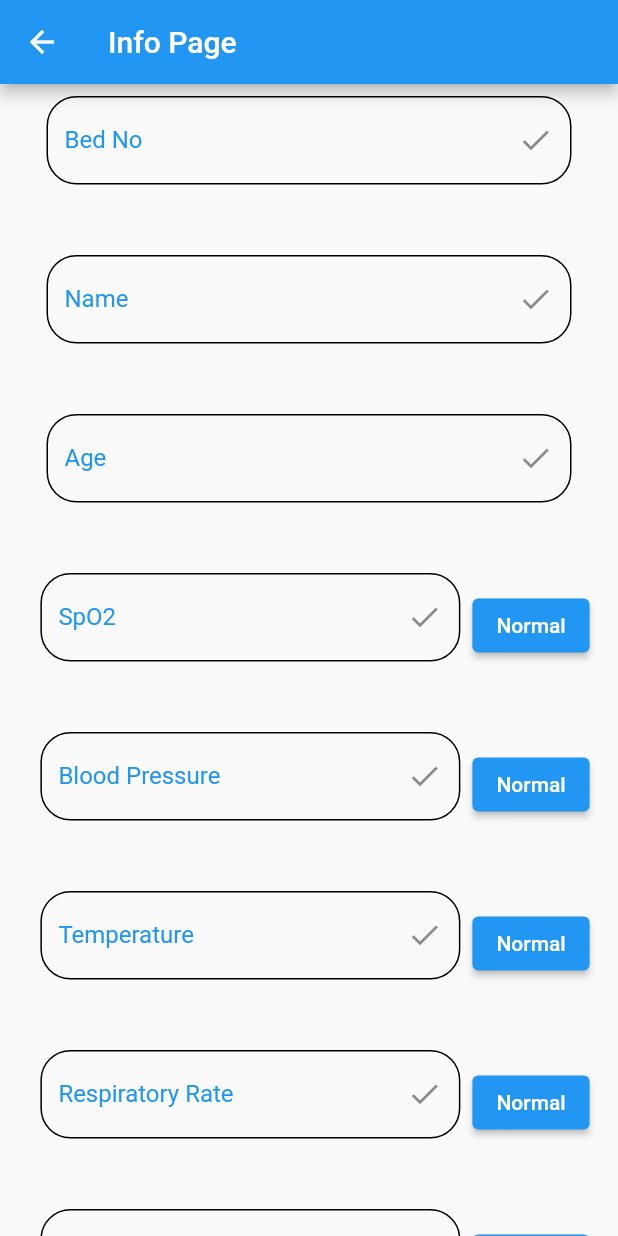
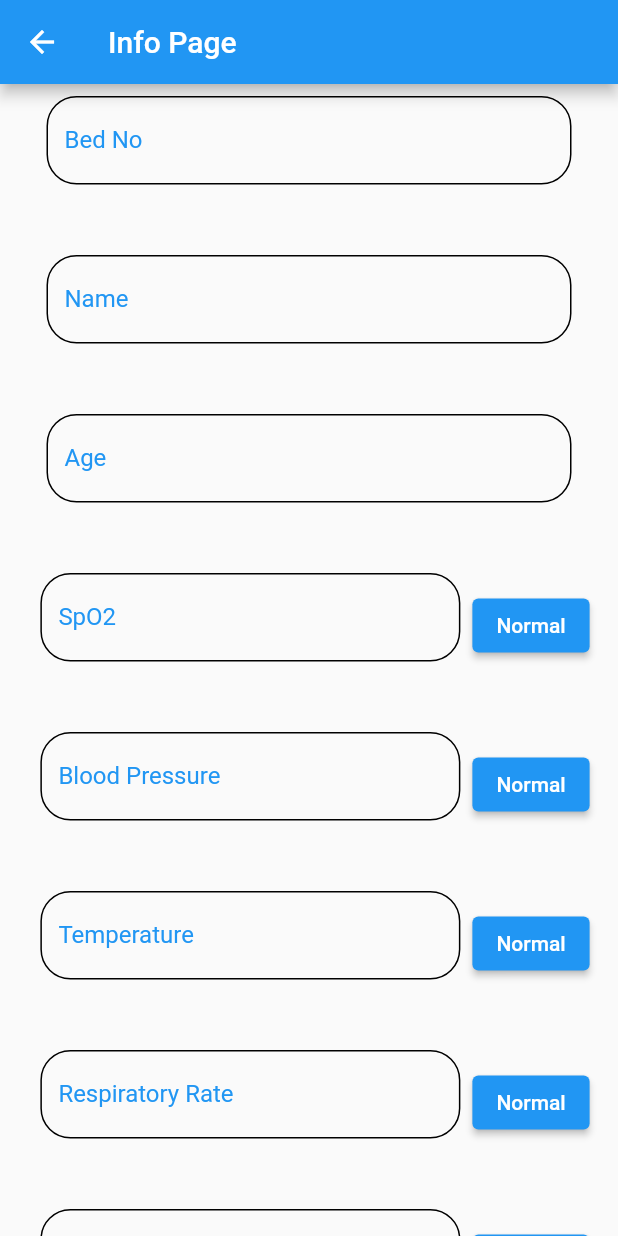
Before and after one commit to cloneartist/CoiHo, a Flutter app: the Nurse screen opened by its route, on a phone screen of 412 x 824 dp. Run offline on Flutter 3.47's test engine with Material 2 defaults, Android fonts, the light colour scheme and no system bars; our stand-ins replace firebase_auth, firebase_core; accounts and stored records are empty.

Commit message:
Form Update

```diff
--- a/lib/Screens/Nurse.dart
+++ b/lib/Screens/Nurse.dart
@@ -44,7 +44,6 @@ class NurseState extends State<Nurse> {
             children: <Widget>[
               //.
               //Bed No.
-
               Padding(
                 padding: const EdgeInsets.all(8.0),
                 child: Container(
@@ -62,8 +61,6 @@ class NurseState extends State<Nurse> {
               SizedBox(
                 height: 20,
               ),
-
-              //Name
 
               Padding(
                 padding: const EdgeInsets.all(8.0),
@@ -259,7 +256,7 @@ class NurseState extends State<Nurse> {
                 padding: const EdgeInsets.symmetric(vertical: 16.0),
                 child: ElevatedButton(
                   style: ElevatedButton.styleFrom(
-                      minimumSize: Size(10, 50),
+                      minimumSize: Size(100, 50),
                       padding: EdgeInsets.fromLTRB(60, 20, 60, 20)),
                   onPressed: validateAndSave,
                   child: Text('Submit'),
@@ -277,10 +274,7 @@ dynamic textInputDecoration = InputDecoration(
   labelStyle: TextStyle(
     color: Colors.blue,
   ),
-  suffixIcon: IconButton(
-    icon: Icon(Icons.check),
-    onPressed: () {},
-  ),
+
   fillColor: Colors.white,
   focusedBorder: OutlineInputBorder(
     borderRadius: BorderRadius.circular(20),
```
